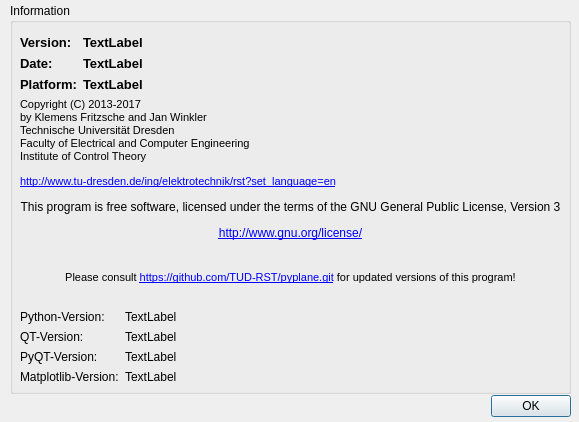
First picture: the form in gui/Ui_PyPlane_about.ui, repository TUD-RST/pyplane, before the edit.
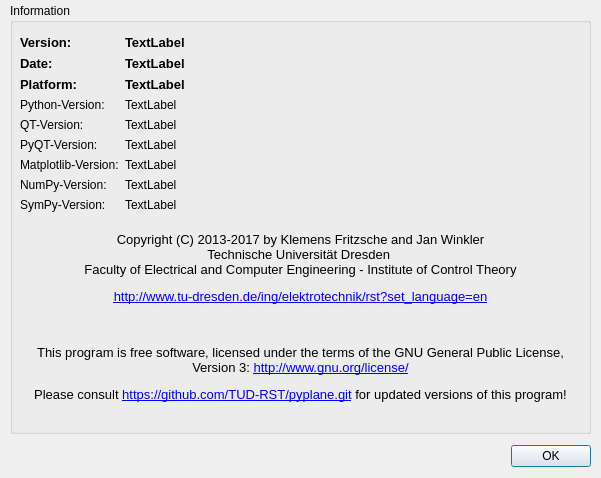
Second picture: the form after the edit. Icons and pictures are not drawn.

Commit message: Fixed: Text on buttons too long on Linux, AboutBox improved

```diff
--- a/gui/Ui_PyPlane_about.ui
+++ b/gui/Ui_PyPlane_about.ui
@@ -6,8 +6,8 @@
    <rect>
     <x>0</x>
     <y>0</y>
-    <width>579</width>
-    <height>422</height>
+    <width>601</width>
+    <height>478</height>
    </rect>
   </property>
   <property name="windowTitle">
@@ -16,8 +16,8 @@
   <widget class="QDialogButtonBox" name="buttonBox">
    <property name="geometry">
     <rect>
-     <x>230</x>
-     <y>390</y>
+     <x>250</x>
+     <y>440</y>
      <width>341</width>
      <height>32</height>
     </rect>
@@ -34,8 +34,8 @@
     <rect>
      <x>10</x>
      <y>3</y>
-     <width>561</width>
-     <height>391</height>
+     <width>581</width>
+     <height>431</height>
     </rect>
    </property>
    <property name="title">
@@ -46,8 +46,8 @@
      <rect>
       <x>10</x>
       <y>20</y>
-      <width>541</width>
-      <height>361</height>
+      <width>561</width>
+      <height>401</height>
      </rect>
     </property>
     <layout class="QVBoxLayout" name="verticalLayout">
@@ -89,6 +89,9 @@
              <property name="text">
               <string>TextLabel</string>
              </property>
+             <property name="wordWrap">
+              <bool>true</bool>
+             </property>
             </widget>
            </item>
            <item row="1" column="0">
@@ -147,33 +150,92 @@
              </property>
             </widget>
            </item>
+           <item row="3" column="0">
+            <widget class="QLabel" name="label_python_version">
+             <property name="text">
+              <string>Python-Version:</string>
+             </property>
+            </widget>
+           </item>
+           <item row="4" column="0">
+            <widget class="QLabel" name="label_qt_version">
+             <property name="text">
+              <string>QT-Version:</string>
+             </property>
+            </widget>
+           </item>
+           <item row="5" column="0">
+            <widget class="QLabel" name="label_pyqt_version">
+             <property name="text">
+              <string>PyQT-Version:</string>
+             </property>
+            </widget>
+           </item>
+           <item row="6" column="0">
+            <widget class="QLabel" name="label_matplotlib_version">
+             <property name="text">
+              <string>Matplotlib-Version:</string>
+             </property>
+            </widget>
+           </item>
+           <item row="3" column="1">
+            <widget class="QLabel" name="python_version_info">
+             <property name="text">
+              <string>TextLabel</string>
+             </property>
+            </widget>
+           </item>
+           <item row="4" column="1">
+            <widget class="QLabel" name="qt_version_info">
+             <property name="text">
+              <string>TextLabel</string>
+             </property>
+            </widget>
+           </item>
+           <item row="5" column="1">
+            <widget class="QLabel" name="pyqt_version_info">
+             <property name="text">
+              <string>TextLabel</string>
+             </property>
+            </widget>
+           </item>
+           <item row="6" column="1">
+            <widget class="QLabel" name="matplotlib_version_info">
+             <property name="text">
+              <string>TextLabel</string>
+             </property>
+            </widget>
+           </item>
+           <item row="7" column="0">
+            <widget class="QLabel" name="label_numpy_version">
+             <property name="text">
+              <string>NumPy-Version:</string>
+             </property>
+            </widget>
+           </item>
+           <item row="8" column="0">
+            <widget class="QLabel" name="label_sympy_version">
+             <property name="text">
+              <string>SymPy-Version:</string>
+             </property>
+            </widget>
+           </item>
+           <item row="7" column="1">
+            <widget class="QLabel" name="numpy_version_info">
+             <property name="text">
+              <string>TextLabel</string>
+             </property>
+            </widget>
+           </item>
+           <item row="8" column="1">
+            <widget class="QLabel" name="sympy_version_info">
+             <property name="text">
+              <string>TextLabel</string>
+             </property>
+            </widget>
+           </item>
           </layout>
          </item>
-         <item>
-          <widget class="QLabel" name="txtCopyright">
-           <property name="text">
-            <string>&lt;!DOCTYPE HTML PUBLIC &quot;-//W3C//DTD HTML 4.0//EN&quot; &quot;http://www.w3.org/TR/REC-html40/strict.dtd&quot;&gt;
-&lt;html&gt;&lt;head&gt;&lt;meta name=&quot;qrichtext&quot; content=&quot;1&quot; /&gt;&lt;style type=&quot;text/css&quot;&gt;
-p, li { white-space: pre-wrap; }
-&lt;/style&gt;&lt;/head&gt;&lt;body style=&quot; font-family:'MS Shell Dlg 2'; font-size:8pt; font-weight:400; font-style:normal;&quot;&gt;
-&lt;p style=&quot; margin-top:12px; margin-bottom:0px; margin-left:0px; margin-right:0px; -qt-block-indent:0; text-indent:0px;&quot;&gt;Copyright (C) 2013-2017&lt;/p&gt;
-&lt;p style=&quot; margin-top:0px; margin-bottom:0px; margin-left:0px; margin-right:0px; -qt-block-indent:0; text-indent:0px;&quot;&gt;by Klemens Fritzsche and Jan Winkler&lt;/p&gt;
-&lt;p style=&quot; margin-top:0px; margin-bottom:0px; margin-left:0px; margin-right:0px; -qt-block-indent:0; text-indent:0px;&quot;&gt;Technische Universität Dresden&lt;/p&gt;
-&lt;p style=&quot; margin-top:0px; margin-bottom:0px; margin-left:0px; margin-right:0px; -qt-block-indent:0; text-indent:0px;&quot;&gt;Faculty of Electrical and Computer Engineering&lt;/p&gt;
-&lt;p style=&quot; margin-top:0px; margin-bottom:0px; margin-left:0px; margin-right:0px; -qt-block-indent:0; text-indent:0px;&quot;&gt;Institute of Control Theory&lt;/p&gt;
-&lt;p style=&quot; margin-top:12px; margin-bottom:12px; margin-left:0px; margin-right:0px; -qt-block-indent:0; text-indent:0px;&quot;&gt;&lt;a href=&quot;http://www.tu-dresden.de/ing/elektrotechnik/rst?set_language=en&quot;&gt;&lt;span style=&quot; text-decoration: underline; color:#0000ff;&quot;&gt;http://www.tu-dresden.de/ing/elektrotechnik/rst?set_language=en&lt;/span&gt;&lt;/a&gt;&lt;/p&gt;&lt;/body&gt;&lt;/html&gt;</string>
-           </property>
-           <property name="alignment">
-            <set>Qt::AlignLeading|Qt::AlignLeft|Qt::AlignVCenter</set>
-           </property>
-           <property name="wordWrap">
-            <bool>true</bool>
-           </property>
-           <property name="openExternalLinks">
-            <bool>false</bool>
-           </property>
-          </widget>
-         </item>
         </layout>
        </item>
        <item>
@@ -197,33 +259,41 @@
        </item>
       </layout>
      </item>
+     <item>
+      <widget class="QLabel" name="txtCopyright">
+       <property name="text">
+        <string>&lt;!DOCTYPE HTML PUBLIC &quot;-//W3C//DTD HTML 4.0//EN&quot; &quot;http://www.w3.org/TR/REC-html40/strict.dtd&quot;&gt;
+&lt;html&gt;&lt;head&gt;&lt;meta name=&quot;qrichtext&quot; content=&quot;1&quot; /&gt;&lt;style type=&quot;text/css&quot;&gt;
+p, li { white-space: pre-wrap; }
+&lt;/style&gt;&lt;/head&gt;&lt;body style=&quot; font-family:'Noto Sans'; font-size:10pt; font-weight:400; font-style:normal;&quot;&gt;
+&lt;p align=&quot;center&quot; style=&quot; margin-top:12px; margin-bottom:0px; margin-left:0px; margin-right:0px; -qt-block-indent:0; text-indent:0px;&quot;&gt;Copyright (C) 2013-2017 by Klemens Fritzsche and Jan Winkler&lt;/p&gt;
+&lt;p align=&quot;center&quot; style=&quot; margin-top:0px; margin-bottom:0px; margin-left:0px; margin-right:0px; -qt-block-indent:0; text-indent:0px;&quot;&gt;Technische Universität Dresden &lt;/p&gt;
+&lt;p align=&quot;center&quot; style=&quot; margin-top:0px; margin-bottom:0px; margin-left:0px; margin-right:0px; -qt-block-indent:0; text-indent:0px;&quot;&gt;Faculty of Electrical and Computer Engineering - Institute of Control Theory&lt;/p&gt;
+&lt;p align=&quot;center&quot; style=&quot; margin-top:12px; margin-bottom:12px; margin-left:0px; margin-right:0px; -qt-block-indent:0; text-indent:0px;&quot;&gt;&lt;a href=&quot;http://www.tu-dresden.de/ing/elektrotechnik/rst?set_language=en&quot;&gt;&lt;span style=&quot; text-decoration: underline; color:#0000ff;&quot;&gt;http://www.tu-dresden.de/ing/elektrotechnik/rst?set_language=en&lt;/span&gt;&lt;/a&gt;&lt;/p&gt;&lt;/body&gt;&lt;/html&gt;</string>
+       </property>
+       <property name="alignment">
+        <set>Qt::AlignLeading|Qt::AlignLeft|Qt::AlignVCenter</set>
+       </property>
+       <property name="wordWrap">
+        <bool>true</bool>
+       </property>
+       <property name="openExternalLinks">
+        <bool>false</bool>
+       </property>
+      </widget>
+     </item>
      <item>
       <widget class="QLabel" name="txtGPL">
        <property name="text">
-        <string>&lt;html&gt;&lt;head/&gt;&lt;body&gt;&lt;p&gt;This program is free software, licensed under the terms of the GNU General Public License, Version 3&lt;/p&gt;&lt;p&gt;&lt;a href=&quot;http://www.gnu.org/license/&quot;&gt;&lt;span style=&quot; text-decoration: underline; color:#0000ff;&quot;&gt;http://www.gnu.org/license/&lt;/span&gt;&lt;/a&gt;&lt;/p&gt;&lt;/body&gt;&lt;/html&gt;</string>
-       </property>
-       <property name="alignment">
-        <set>Qt::AlignCenter</set>
-       </property>
-       <property name="wordWrap">
-        <bool>true</bool>
-       </property>
-       <property name="openExternalLinks">
-        <bool>false</bool>
-       </property>
-      </widget>
-     </item>
-     <item>
-      <widget class="QLabel" name="label_2">
-       <property name="text">
         <string>&lt;!DOCTYPE HTML PUBLIC &quot;-//W3C//DTD HTML 4.0//EN&quot; &quot;http://www.w3.org/TR/REC-html40/strict.dtd&quot;&gt;
 &lt;html&gt;&lt;head&gt;&lt;meta name=&quot;qrichtext&quot; content=&quot;1&quot; /&gt;&lt;style type=&quot;text/css&quot;&gt;
 p, li { white-space: pre-wrap; }
-&lt;/style&gt;&lt;/head&gt;&lt;body style=&quot; font-family:'MS Shell Dlg 2'; font-size:8pt; font-weight:400; font-style:normal;&quot;&gt;
-&lt;p style=&quot; margin-top:0px; margin-bottom:0px; margin-left:0px; margin-right:0px; -qt-block-indent:0; text-indent:0px;&quot;&gt;Please consult &lt;a href=&quot;https://github.com/TUD-RST/pyplane.git&quot;&gt;&lt;span style=&quot; text-decoration: underline; color:#0000ff;&quot;&gt;https://github.com/TUD-RST/pyplane.git&lt;/span&gt;&lt;/a&gt; for updated versions of this program!&lt;/p&gt;&lt;/body&gt;&lt;/html&gt;</string>
+&lt;/style&gt;&lt;/head&gt;&lt;body style=&quot; font-family:'Noto Sans'; font-size:10pt; font-weight:400; font-style:normal;&quot;&gt;
+&lt;p align=&quot;center&quot; style=&quot; margin-top:12px; margin-bottom:12px; margin-left:0px; margin-right:0px; -qt-block-indent:0; text-indent:0px;&quot;&gt;This program is free software, licensed under the terms of the GNU General Public License, Version 3: &lt;a href=&quot;http://www.gnu.org/license/&quot;&gt;&lt;span style=&quot; text-decoration: underline; color:#0000ff;&quot;&gt;http://www.gnu.org/license/&lt;/span&gt;&lt;/a&gt;&lt;/p&gt;
+&lt;p align=&quot;center&quot; style=&quot; margin-top:0px; margin-bottom:0px; margin-left:0px; margin-right:0px; -qt-block-indent:0; text-indent:0px;&quot;&gt;Please consult &lt;a href=&quot;https://github.com/TUD-RST/pyplane.git&quot;&gt;&lt;span style=&quot; text-decoration: underline; color:#0000ff;&quot;&gt;https://github.com/TUD-RST/pyplane.git&lt;/span&gt;&lt;/a&gt; for updated versions of this program!&lt;/p&gt;&lt;/body&gt;&lt;/html&gt;</string>
        </property>
        <property name="alignment">
-        <set>Qt::AlignCenter</set>
+        <set>Qt::AlignLeading|Qt::AlignLeft|Qt::AlignVCenter</set>
        </property>
        <property name="wordWrap">
         <bool>true</bool>
@@ -233,66 +303,6 @@
        </property>
       </widget>
      </item>
-     <item>
-      <layout class="QFormLayout" name="formLayout">
-       <item row="0" column="0">
-        <widget class="QLabel" name="label_python_version">
-         <property name="text">
-          <string>Python-Version:</string>
-         </property>
-        </widget>
-       </item>
-       <item row="0" column="1">
-        <widget class="QLabel" name="python_version_info">
-         <property name="text">
-          <string>TextLabel</string>
-         </property>
-        </widget>
-       </item>
-       <item row="1" column="0">
-        <widget class="QLabel" name="label_qt_version">
-         <property name="text">
-          <string>QT-Version:</string>
-         </property>
-        </widget>
-       </item>
-       <item row="2" column="0">
-        <widget class="QLabel" name="label_pyqt_version">
-         <property name="text">
-          <string>PyQT-Version:</string>
-         </property>
-        </widget>
-       </item>
-       <item row="3" column="0">
-        <widget class="QLabel" name="label_matplotlib_version">
-         <property name="text">
-          <string>Matplotlib-Version:</string>
-         </property>
-        </widget>
-       </item>
-       <item row="1" column="1">
-        <widget class="QLabel" name="qt_version_info">
-         <property name="text">
-          <string>TextLabel</string>
-         </property>
-        </widget>
-       </item>
-       <item row="2" column="1">
-        <widget class="QLabel" name="pyqt_version_info">
-         <property name="text">
-          <string>TextLabel</string>
-         </property>
-        </widget>
-       </item>
-       <item row="3" column="1">
-        <widget class="QLabel" name="matplotlib_version_info">
-         <property name="text">
-          <string>TextLabel</string>
-         </property>
-        </widget>
-       </item>
-      </layout>
-     </item>
     </layout>
    </widget>
   </widget>
```
The commit also changes 9 other files.
